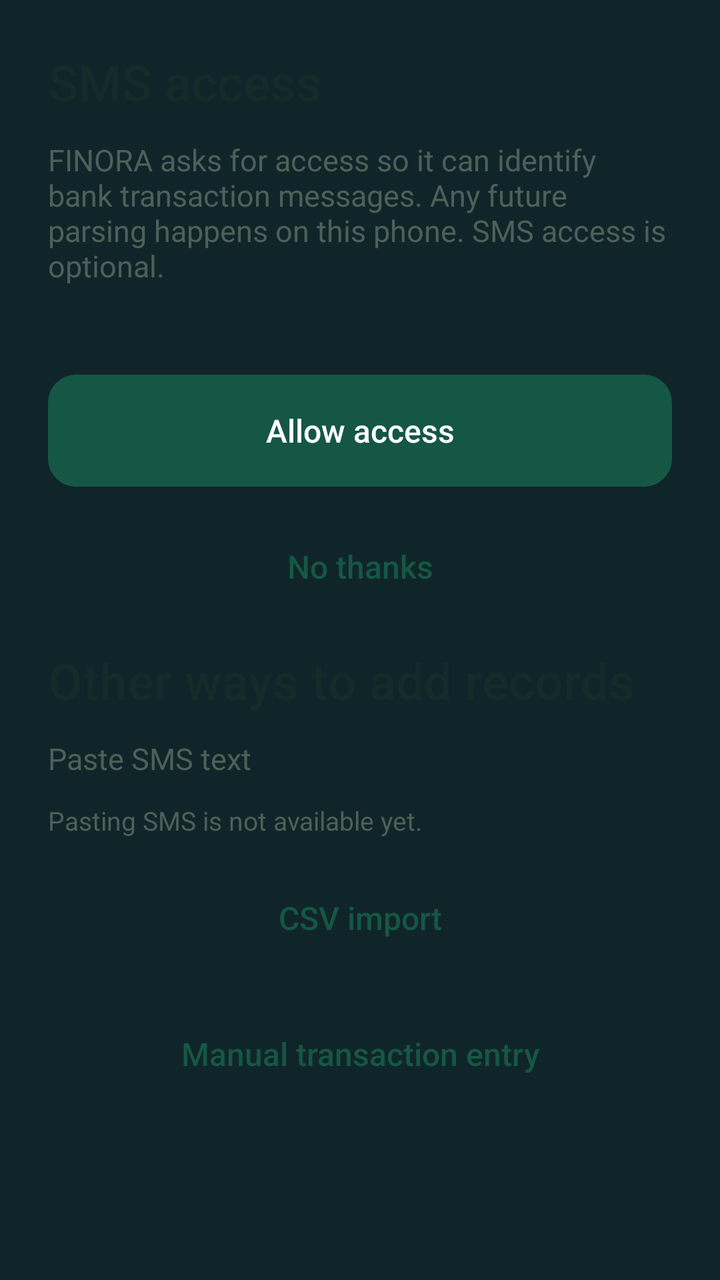
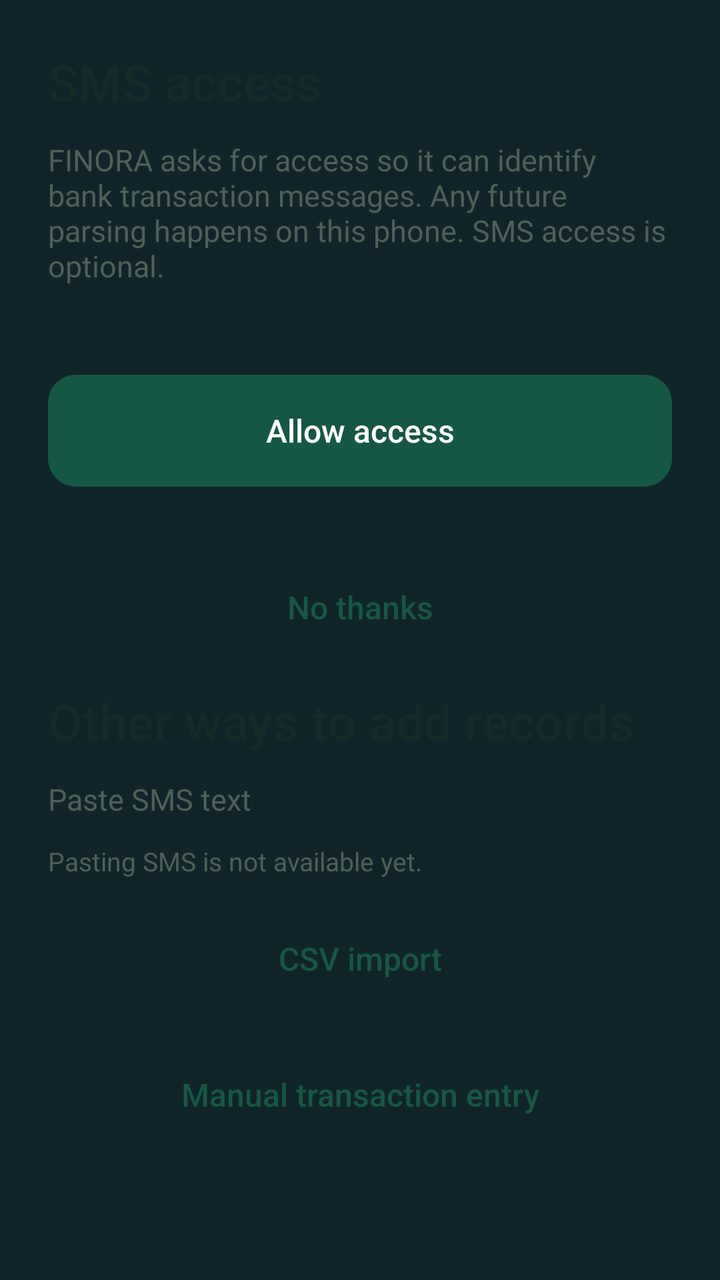

Two renders of the same Android screen: before a commit and after it. Below are the layout's source before the change and the commit's diff.
<!-- AndroidManifest.xml: application theme Theme.Finora -->
<!-- res/layout/activity_sms_access.xml -->
<ScrollView xmlns:android="http://schemas.android.com/apk/res/android"
    android:layout_width="match_parent"
    android:layout_height="match_parent"
    android:fitsSystemWindows="true">

    <LinearLayout
        android:layout_width="match_parent"
        android:layout_height="wrap_content"
        android:orientation="vertical"
        android:padding="@dimen/finora_outer_margin">

        <TextView
            android:id="@+id/sms_title"
            style="@style/FinoraText.Heading"
            android:layout_width="match_parent"
            android:layout_height="wrap_content"
            android:text="@string/sms_access_title"
            android:layout_marginBottom="@dimen/finora_space_s" />

        <TextView
            style="@style/FinoraText.Body"
            android:layout_width="match_parent"
            android:layout_height="wrap_content"
            android:text="@string/sms_access_explanation"
            android:layout_marginBottom="@dimen/finora_space_s" />

        <TextView
            android:id="@+id/sms_status"
            style="@style/FinoraText.Body"
            android:layout_width="match_parent"
            android:layout_height="wrap_content"
            android:accessibilityLiveRegion="polite"
            android:layout_marginBottom="@dimen/finora_space_s" />

        <Button
            android:id="@+id/sms_allow"
            style="@style/FinoraButton.Primary"
            android:layout_width="match_parent"
            android:layout_height="wrap_content"
            android:text="@string/sms_allow_access"
            android:layout_marginBottom="@dimen/finora_space_s" />

        <Button
            android:id="@+id/sms_settings"
            style="@style/FinoraButton.Secondary"
            android:layout_width="match_parent"
            android:layout_height="wrap_content"
            android:text="@string/sms_open_settings"
            android:visibility="gone"
            android:layout_marginBottom="@dimen/finora_space_s" />

        <Button
            android:id="@+id/sms_no_thanks_action"
            style="@style/FinoraButton.Secondary"
            android:layout_width="match_parent"
            android:layout_height="wrap_content"
            android:text="@string/sms_no_thanks"
            android:layout_marginBottom="@dimen/finora_space_s" />

        <TextView
            style="@style/FinoraText.Heading"
            android:id="@+id/sms_alternatives_title"
            android:layout_width="match_parent"
            android:layout_height="wrap_content"
            android:text="@string/sms_alternatives"
            android:layout_marginBottom="@dimen/finora_space_s" />

        <TextView
            style="@style/FinoraText.Body"
            android:layout_width="match_parent"
            android:layout_height="wrap_content"
            android:text="@string/sms_paste"
            android:layout_marginBottom="@dimen/finora_space_s" />

        <TextView
            style="@style/FinoraText.Caption"
            android:layout_width="match_parent"
            android:layout_height="wrap_content"
            android:text="@string/sms_fallback_unavailable"
            android:layout_marginBottom="@dimen/finora_space_s" />

        <Button
            android:id="@+id/sms_csv_import_action"
            style="@style/FinoraButton.Secondary"
            android:layout_width="match_parent"
            android:layout_height="wrap_content"
            android:text="@string/sms_csv_import"
            android:layout_marginBottom="@dimen/finora_space_s" />

        <Button
            android:id="@+id/sms_manual_entry_action"
            style="@style/FinoraButton.Secondary"
            android:layout_width="match_parent"
            android:layout_height="wrap_content"
            android:text="@string/sms_manual_entry"
            android:layout_marginBottom="@dimen/finora_space_s" />
    </LinearLayout>
</ScrollView>
<!-- resources referenced by this layout -->
<resources>
  <dimen name="finora_outer_margin">24dp</dimen>
  <dimen name="finora_space_s">12dp</dimen>
  <string name="sms_access_explanation">FINORA asks for access so it can identify bank transaction messages. Any future parsing happens on this phone. SMS access is optional.</string>
  <string name="sms_access_title">SMS access</string>
  <string name="sms_allow_access">Allow access</string>
  <string name="sms_alternatives">Other ways to add records</string>
  <string name="sms_csv_import">CSV import</string>
  <string name="sms_fallback_unavailable">Pasting SMS is not available yet.</string>
  <string name="sms_manual_entry">Manual transaction entry</string>
  <string name="sms_no_thanks">No thanks</string>
  <string name="sms_open_settings">Open app settings</string>
  <string name="sms_paste">Paste SMS text</string>
  <style name="FinoraButton.Primary">
          <item name="android:background">@drawable/finora_button_primary</item>
          <item name="android:textColor">@color/finora_primary_text</item>
      </style>
  <style name="FinoraButton.Secondary">
          <item name="android:background">@drawable/finora_button_secondary</item>
          <item name="android:textColor">@color/finora_secondary_text</item>
      </style>
  <style name="FinoraText.Body">
          <item name="android:textSize">15sp</item>
          <item name="android:textColor">@color/finora_muted</item>
      </style>
  <style name="FinoraText.Caption">
          <item name="android:textSize">13sp</item>
          <item name="android:textColor">@color/finora_muted</item>
      </style>
  <style name="FinoraText.Heading">
          <item name="android:textSize">25sp</item>
          <item name="android:fontFamily">sans-serif-medium</item>
      </style>
  <style name="Theme.Finora" parent="Theme.AppCompat.Light.NoActionBar">
          <item name="android:fontFamily">sans-serif</item>
          <item name="android:colorAccent">@color/finora_green</item>
          <item name="android:windowBackground">@color/finora_navy</item>
          <item name="android:statusBarColor">@color/finora_navy</item>
          <item name="android:navigationBarColor">@color/finora_surface</item>
          <item name="android:windowLightStatusBar">false</item>
      </style>
  <!-- drawable finora_button_primary (drawable) -->
  <selector xmlns:android="http://schemas.android.com/apk/res/android">
      <item android:state_enabled="false">
          <shape android:shape="rectangle">
              <solid android:color="@color/finora_disabled" />
              <corners android:radius="@dimen/finora_control_radius" />
          </shape>
      </item>
      <item android:state_pressed="true">
          <shape android:shape="rectangle">
              <solid android:color="@color/finora_pressed" />
              <corners android:radius="@dimen/finora_control_radius" />
          </shape>
      </item>
      <item android:state_focused="true">
          <shape android:shape="rectangle">
              <solid android:color="@color/finora_green" />
              <corners android:radius="@dimen/finora_control_radius" />
              <stroke android:width="@dimen/finora_focus_width" android:color="@color/finora_mint" />
          </shape>
      </item>
      <item>
          <shape android:shape="rectangle">
              <solid android:color="@color/finora_green" />
              <corners android:radius="@dimen/finora_control_radius" />
          </shape>
      </item>
  </selector>
  <color name="finora_muted">#4B6159</color>
  <color name="finora_green">#155744</color>
  <color name="finora_navy">#102529</color>
  <color name="finora_surface">#F8FAF6</color>
  <color name="finora_disabled">#DFE9E1</color>
  <dimen name="finora_control_radius">14dp</dimen>
  <color name="finora_pressed">#104536</color>
  <dimen name="finora_focus_width">2dp</dimen>
  <color name="finora_mint">#C8F5CC</color>
  <color name="finora_success_surface">#E1F2E5</color>
  <color name="finora_focus">#247755</color>
  <!-- unchanged entries left out for length: 1 -->
</resources>

<!-- the commit's change to res/layout/activity_sms_access.xml (unified diff, before → after) -->
@@ -50,6 +50,23 @@
             android:layout_marginBottom="@dimen/finora_space_s" />
 
         <Button
+            android:id="@+id/sms_scan"
+            style="@style/FinoraButton.Secondary"
+            android:layout_width="match_parent"
+            android:layout_height="wrap_content"
+            android:text="@string/sms_scan_range"
+            android:visibility="gone"
+            android:layout_marginBottom="@dimen/finora_space_s" />
+
+        <TextView
+            android:id="@+id/sms_scan_result"
+            style="@style/FinoraText.Body"
+            android:layout_width="match_parent"
+            android:layout_height="wrap_content"
+            android:accessibilityLiveRegion="polite"
+            android:saveEnabled="false" />
+
+        <Button
             android:id="@+id/sms_no_thanks_action"
             style="@style/FinoraButton.Secondary"
             android:layout_width="match_parent"
<!-- resource entries referenced after the edit -->
@@ -12,6 +12,7 @@
   <string name="sms_no_thanks">No thanks</string>
   <string name="sms_open_settings">Open app settings</string>
   <string name="sms_paste">Paste SMS text</string>
+  <string name="sms_scan_range">Scan the last 31 days</string>
   <style name="FinoraButton.Primary">
           <item name="android:background">@drawable/finora_button_primary</item>
           <item name="android:textColor">@color/finora_primary_text</item>
